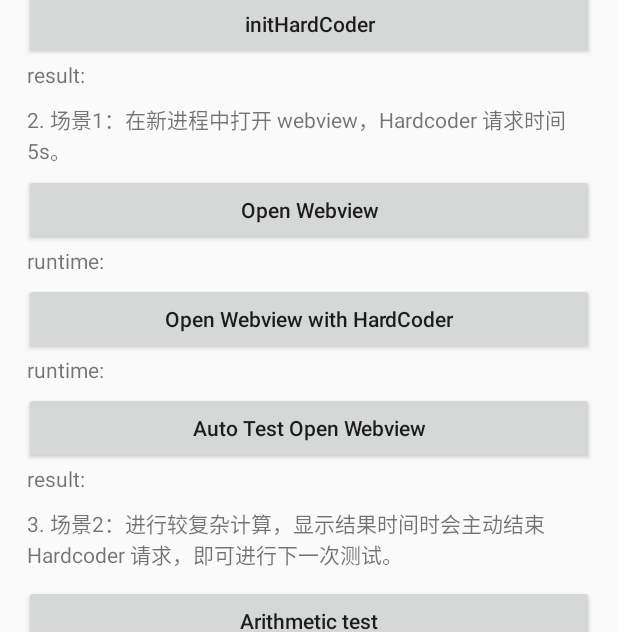
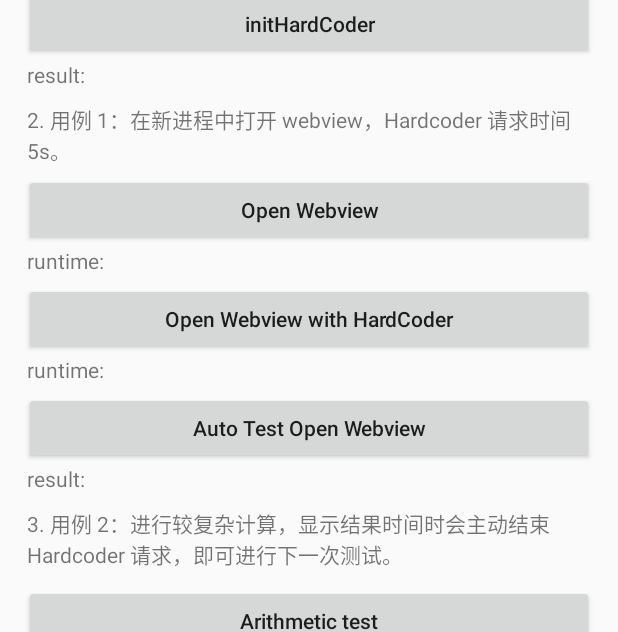
Before and after one commit to Tencent/Hardcoder, an Android app: the screen it shows after launch (QuickStart), on a phone screen of 412 x 824 dp. Shown: the part 247-879 px from the top of the screen. Run offline under Robolectric (Android 15) with nearby library versions, the phone set to English and light mode, and no system bars; 1 statement that could not run was skipped.

Commit message:
Modify wording

```diff
--- a/testapp/src/main/res/layout/quick_start.xml
+++ b/testapp/src/main/res/layout/quick_start.xml
@@ -60,7 +60,7 @@
             android:layout_marginTop="10dp"
             android:layout_marginLeft="2dp"
             android:layout_marginRight="2dp"
-            android:text="2. 场景1：在新进程中打开 webview，Hardcoder 请求时间 5s。" />
+            android:text="2. 用例 1：在新进程中打开 webview，Hardcoder 请求时间 5s。" />
 
         <Button
             android:id="@+id/test_open_webview"
@@ -231,7 +231,7 @@
             android:layout_marginTop="10dp"
             android:layout_marginLeft="2dp"
             android:layout_marginRight="2dp"
-            android:text="3. 场景2：进行较复杂计算，显示结果时间时会主动结束 Hardcoder 请求，即可进行下一次测试。" />
+            android:text="3. 用例 2：进行较复杂计算，显示结果时间时会主动结束 Hardcoder 请求，即可进行下一次测试。" />
         <Button
             android:id="@+id/test_arithmetic"
             android:layout_width="match_parent"
```
